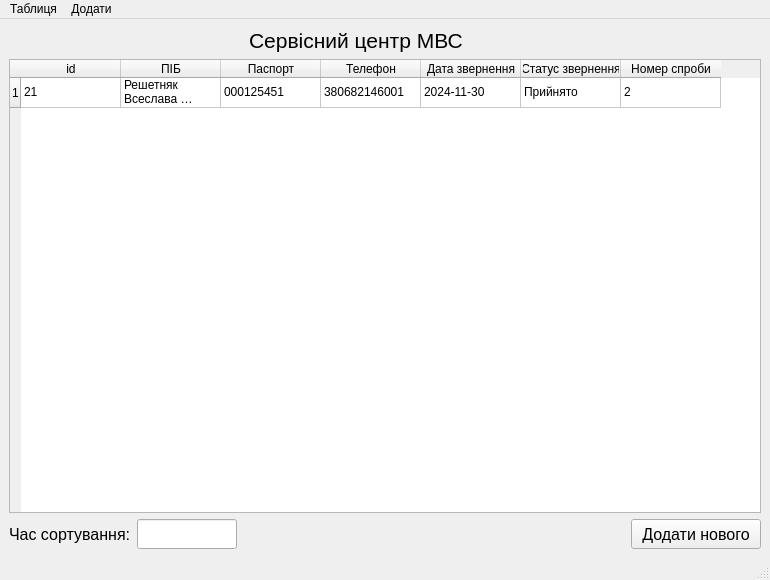
Above: main_window.ui from Anduine/MVSCenter before the change. Below: the same form after it.
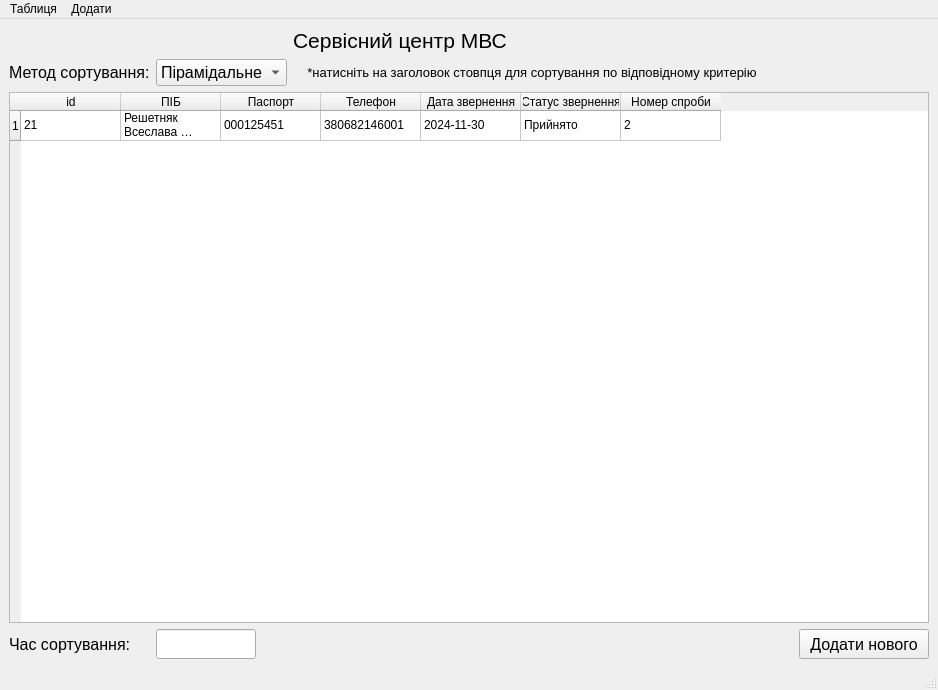
That is the form after the change.

Commit message: Add choice of sorting method. File selection dialog.

Patch:
```diff
--- a/main_window.ui
+++ b/main_window.ui
@@ -6,14 +6,14 @@
    <rect>
     <x>0</x>
     <y>0</y>
-    <width>770</width>
-    <height>580</height>
+    <width>938</width>
+    <height>690</height>
    </rect>
   </property>
   <property name="minimumSize">
    <size>
-    <width>770</width>
-    <height>580</height>
+    <width>900</width>
+    <height>690</height>
    </size>
   </property>
   <property name="windowTitle">
@@ -21,7 +21,7 @@
   </property>
   <widget class="QWidget" name="centralwidget">
    <layout class="QGridLayout" name="gridLayout">
-    <item row="3" column="0">
+    <item row="5" column="0">
      <widget class="QLabel" name="label">
       <property name="font">
        <font>
@@ -33,7 +33,55 @@
       </property>
      </widget>
     </item>
-    <item row="3" column="4">
+    <item row="2" column="1" colspan="2">
+     <widget class="QComboBox" name="comboBoxSortMethod">
+      <property name="font">
+       <font>
+        <pointsize>12</pointsize>
+       </font>
+      </property>
+      <item>
+       <property name="text">
+        <string>Пірамідальне</string>
+       </property>
+      </item>
+      <item>
+       <property name="text">
+        <string>Бульбашкове</string>
+       </property>
+      </item>
+      <item>
+       <property name="text">
+        <string>Вибором</string>
+       </property>
+      </item>
+     </widget>
+    </item>
+    <item row="2" column="3">
+     <widget class="QLabel" name="label_4">
+      <property name="font">
+       <font>
+        <pointsize>10</pointsize>
+       </font>
+      </property>
+      <property name="text">
+       <string>    *натисніть на заголовок стовпця для сортування по відповідному критерію</string>
+      </property>
+     </widget>
+    </item>
+    <item row="2" column="0">
+     <widget class="QLabel" name="label_3">
+      <property name="font">
+       <font>
+        <pointsize>12</pointsize>
+       </font>
+      </property>
+      <property name="text">
+       <string>Метод сортування:</string>
+      </property>
+     </widget>
+    </item>
+    <item row="5" column="4">
      <widget class="QPushButton" name="pushButtonAddUser">
       <property name="minimumSize">
        <size>
@@ -57,7 +105,7 @@
       </property>
      </widget>
     </item>
-    <item row="3" column="1">
+    <item row="5" column="1">
      <widget class="QLineEdit" name="lineEditSortTime">
       <property name="maximumSize">
        <size>
@@ -75,8 +123,14 @@
       </property>
      </widget>
     </item>
-    <item row="1" column="0" colspan="5">
+    <item row="3" column="0" colspan="5">
      <widget class="QTableWidget" name="tableWidget">
+      <property name="minimumSize">
+       <size>
+        <width>0</width>
+        <height>520</height>
+       </size>
+      </property>
       <property name="editTriggers">
        <set>QAbstractItemView::EditTrigger::NoEditTriggers</set>
       </property>
@@ -86,6 +140,9 @@
       <attribute name="horizontalHeaderVisible">
        <bool>true</bool>
       </attribute>
+      <attribute name="horizontalHeaderDefaultSectionSize">
+       <number>100</number>
+      </attribute>
       <attribute name="horizontalHeaderHighlightSections">
        <bool>false</bool>
       </attribute>
@@ -168,19 +225,7 @@
       </item>
      </widget>
     </item>
-    <item row="0" column="3">
-     <widget class="QLabel" name="label_2">
-      <property name="font">
-       <font>
-        <pointsize>16</pointsize>
-       </font>
-      </property>
-      <property name="text">
-       <string>Сервісний центр МВС</string>
-      </property>
-     </widget>
-    </item>
-    <item row="3" column="3">
+    <item row="5" column="3">
      <spacer name="horizontalSpacer">
       <property name="orientation">
        <enum>Qt::Orientation::Horizontal</enum>
@@ -193,6 +238,18 @@
       </property>
      </spacer>
     </item>
+    <item row="1" column="3">
+     <widget class="QLabel" name="label_2">
+      <property name="font">
+       <font>
+        <pointsize>16</pointsize>
+       </font>
+      </property>
+      <property name="text">
+       <string>Сервісний центр МВС</string>
+      </property>
+     </widget>
+    </item>
    </layout>
   </widget>
   <widget class="QMenuBar" name="menubar">
@@ -200,7 +257,7 @@
     <rect>
      <x>0</x>
      <y>0</y>
-     <width>770</width>
+     <width>938</width>
      <height>21</height>
     </rect>
    </property>
```
The commit also changes 3 other files.
